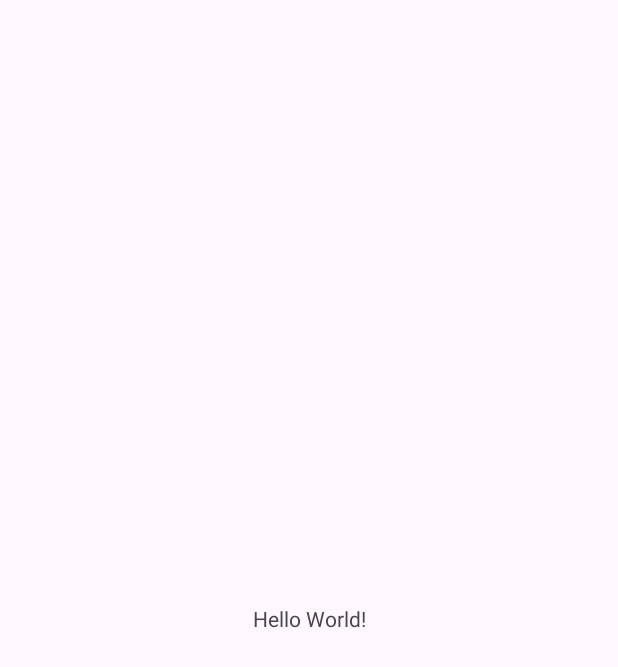
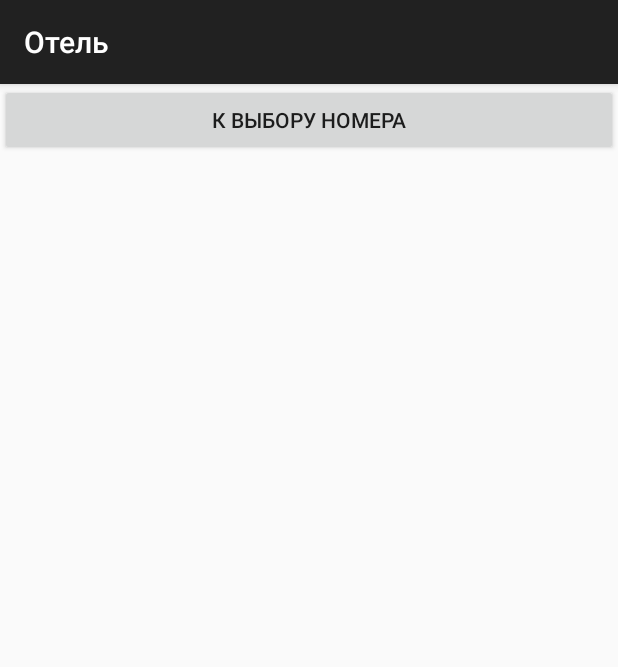
Before and after one commit to Dimapoit/android_hotel, an Android app: the screen it shows after launch (MainActivity), on a phone screen of 412 x 824 dp. Before the commit the part shown is almost empty. Shown: the top 667 px of the screen. Run offline under Robolectric (Android 15) with nearby library versions, the phone set to English and light mode, and no system bars; our stand-ins replace navigation-ui.

Commit message:
add navigation

```diff
--- a/app/build.gradle.kts
+++ b/app/build.gradle.kts
@@ -5,7 +5,7 @@ plugins {
 
 android {
     namespace = "com.home.android_hotel"
-    compileSdk = 33
+    compileSdk = 34
 
     defaultConfig {
         applicationId = "com.home.android_hotel"
@@ -33,6 +33,9 @@ android {
     kotlinOptions {
         jvmTarget = "1.8"
     }
+    buildFeatures {
+        viewBinding = true
+    }
 }
 
 dependencies {
--- a/app/src/main/java/com/home/android_hotel/MainActivity.kt
+++ b/app/src/main/java/com/home/android_hotel/MainActivity.kt
@@ -2,10 +2,25 @@ package com.home.android_hotel
 
 import androidx.appcompat.app.AppCompatActivity
 import android.os.Bundle
+import androidx.navigation.NavController
+import androidx.navigation.fragment.NavHostFragment
+import androidx.navigation.ui.NavigationUI
 
 class MainActivity : AppCompatActivity() {
+
+    private lateinit var navController: NavController
     override fun onCreate(savedInstanceState: Bundle?) {
         super.onCreate(savedInstanceState)
         setContentView(R.layout.activity_main)
+
+        val navHost =
+            supportFragmentManager.findFragmentById(R.id.fragmentContainerView) as NavHostFragment
+        navController = navHost.navController
+
+        NavigationUI.setupActionBarWithNavController(this, navController)
+    }
+
+    override fun onSupportNavigateUp(): Boolean {
+        return navController.navigateUp() || super.onSupportNavigateUp()
     }
 }
--- /dev/null
+++ b/app/src/main/java/com/home/android_hotel/ui/HotelFragment.kt
@@ -0,0 +1,67 @@
+package com.home.android_hotel.ui
+
+import android.os.Bundle
+import androidx.fragment.app.Fragment
+import android.view.LayoutInflater
+import android.view.View
+import android.view.ViewGroup
+import androidx.navigation.fragment.NavHostFragment
+import androidx.navigation.fragment.findNavController
+import com.home.android_hotel.R
+import com.home.android_hotel.databinding.FragmentHotelBinding
+
+
+class HotelFragment : Fragment() {
+
+    private var _binding: FragmentHotelBinding? = null
+    private val binding
+        get() = _binding ?: throw java.lang.RuntimeException("FragmentHotelBinding == null")
+
+    override fun onCreate(savedInstanceState: Bundle?) {
+        super.onCreate(savedInstanceState)
+
+    }
+
+    override fun onCreateView(
+        inflater: LayoutInflater, container: ViewGroup?,
+        savedInstanceState: Bundle?
+    ): View? {
+
+        _binding = FragmentHotelBinding.inflate(inflater, container, false)
+
+        return binding.root
+    }
+
+    override fun onViewCreated(view: View, savedInstanceState: Bundle?) {
+        super.onViewCreated(view, savedInstanceState)
+
+        binding.toChooseRoom.setOnClickListener {
+            findNavController().navigate(R.id.roomFragment)
+        }
+    }
+
+    override fun onDestroyView() {
+        super.onDestroyView()
+        _binding = null
+    }
+
+    companion object {
+        /**
+         * Use this factory method to create a new instance of
+         * this fragment using the provided parameters.
+         *
+         * @param param1 Parameter 1.
+         * @param param2 Parameter 2.
+         * @return A new instance of fragment HotelFragment.
+         */
+        // TODO: Rename and change types and number of parameters
+//        @JvmStatic
+//        fun newInstance(param1: String, param2: String) =
+//            HotelFragment().apply {
+//                arguments = Bundle().apply {
+//                    putString(ARG_PARAM1, param1)
+//                    putString(ARG_PARAM2, param2)
+//                }
+//            }
+    }
+}
--- a/app/src/main/res/layout/activity_main.xml
+++ b/app/src/main/res/layout/activity_main.xml
@@ -6,13 +6,16 @@
     android:layout_height="match_parent"
     tools:context=".MainActivity">
 
-    <TextView
-        android:layout_width="wrap_content"
-        android:layout_height="wrap_content"
-        android:text="Hello World!"
-        app:layout_constraintBottom_toBottomOf="parent"
-        app:layout_constraintEnd_toEndOf="parent"
-        app:layout_constraintStart_toStartOf="parent"
-        app:layout_constraintTop_toTopOf="parent" />
 
+    <androidx.fragment.app.FragmentContainerView
+        android:id="@+id/fragmentContainerView"
+        android:layout_width="match_parent"
+        android:layout_height="match_parent"
+        android:name="androidx.navigation.fragment.NavHostFragment"
+        app:defaultNavHost="true"
+        app:navGraph="@navigation/navigation_routes"
+        app:layout_constraintTop_toTopOf="parent"
+        app:layout_constraintLeft_toLeftOf="parent"
+        app:layout_constraintRight_toRightOf="parent"
+        app:layout_constraintBottom_toBottomOf="parent" />
 </androidx.constraintlayout.widget.ConstraintLayout>
--- /dev/null
+++ b/app/src/main/res/layout/fragment_hotel.xml
@@ -0,0 +1,24 @@
+<?xml version="1.0" encoding="utf-8"?>
+<ScrollView xmlns:android="http://schemas.android.com/apk/res/android"
+    xmlns:tools="http://schemas.android.com/tools"
+    android:layout_width="match_parent"
+    android:layout_height="match_parent"
+    xmlns:app="http://schemas.android.com/apk/res-auto"
+    tools:context=".ui.HotelFragment">
+
+    <!-- TODO: Update blank fragment layout -->
+
+    <androidx.constraintlayout.widget.ConstraintLayout
+        android:layout_width="match_parent"
+        android:layout_height="wrap_content">
+        <Button
+            android:id="@+id/to_choose_room"
+            android:layout_width="match_parent"
+            android:layout_height="wrap_content"
+            app:layout_constraintBottom_toBottomOf="parent"
+            android:text="К выбору номера"/>
+
+    </androidx.constraintlayout.widget.ConstraintLayout>
+
+
+</ScrollView>
--- /dev/null
+++ b/app/src/main/res/navigation/navigation_routes.xml
@@ -0,0 +1,40 @@
+<?xml version="1.0" encoding="utf-8"?>
+<navigation xmlns:android="http://schemas.android.com/apk/res/android"
+    xmlns:app="http://schemas.android.com/apk/res-auto"
+    xmlns:tools="http://schemas.android.com/tools"
+    android:id="@+id/navigation_routes"
+    app:startDestination="@id/hotelFragment">
+
+    <fragment
+        android:id="@+id/hotelFragment"
+        android:name="com.home.android_hotel.ui.HotelFragment"
+        android:label="Отель"
+        tools:layout="@layout/fragment_hotel" >
+        <action
+            android:id="@+id/action_hotelFragment_to_roomFragment"
+            app:destination="@id/roomFragment" />
+    </fragment>
+    <fragment
+        android:id="@+id/roomFragment"
+        android:name="com.home.android_hotel.ui.RoomFragment"
+        android:label="Steigenberger Makadi"
+        tools:layout="@layout/fragment_room" >
+        <action
+            android:id="@+id/action_roomFragment_to_reservationFragment"
+            app:destination="@id/reservationFragment" />
+    </fragment>
+    <fragment
+        android:id="@+id/reservationFragment"
+        android:name="com.home.android_hotel.ui.ReservationFragment"
+        android:label="Бронирование"
+        tools:layout="@layout/fragment_reservation" >
+        <action
+            android:id="@+id/action_reservationFragment_to_orderFragment"
+            app:destination="@id/orderFragment" />
+    </fragment>
+    <fragment
+        android:id="@+id/orderFragment"
+        android:name="com.home.android_hotel.ui.OrderFragment"
+        android:label="Заказ оплачен"
+        tools:layout="@layout/fragment_order" />
+</navigation>
--- a/app/src/main/res/values-night/themes.xml
+++ b/app/src/main/res/values-night/themes.xml
@@ -1,6 +1,6 @@
 <resources xmlns:tools="http://schemas.android.com/tools">
     <!-- Base application theme. -->
-    <style name="Base.Theme.Android_hotel" parent="Theme.Material3.DayNight.NoActionBar">
+    <style name="Base.Theme.Android_hotel" parent="Theme.AppCompat.DayNight.Dialog">
         <!-- Customize your dark theme here. -->
         <!-- <item name="colorPrimary">@color/my_dark_primary</item> -->
     </style>
--- a/app/src/main/res/values/strings.xml
+++ b/app/src/main/res/values/strings.xml
@@ -1,3 +1,5 @@
 <resources>
     <string name="app_name">android_hotel</string>
+    <!-- TODO: Remove or change this placeholder text -->
+    <string name="hello_blank_fragment">Hello blank fragment</string>
 </resources>
--- a/app/src/main/res/values/themes.xml
+++ b/app/src/main/res/values/themes.xml
@@ -1,6 +1,6 @@
 <resources xmlns:tools="http://schemas.android.com/tools">
     <!-- Base application theme. -->
-    <style name="Base.Theme.Android_hotel" parent="Theme.Material3.DayNight.NoActionBar">
+    <style name="Base.Theme.Android_hotel" parent="Theme.AppCompat.DayNight.DarkActionBar">
         <!-- Customize your light theme here. -->
         <!-- <item name="colorPrimary">@color/my_light_primary</item> -->
     </style>
```
Also changed, not shown: app/src/main/java/com/home/android_hotel/ui/OrderFragment.kt (added, +82 -0 lines), app/src/main/java/com/home/android_hotel/ui/ReservationFragment.kt (added, +83 -0 lines), app/src/main/java/com/home/android_hotel/ui/RoomFragment.kt (added, +83 -0 lines), app/src/main/res/layout/fragment_order.xml (added, +20 -0 lines), app/src/main/res/layout/fragment_reservation.xml (added, +21 -0 lines), app/src/main/res/layout/fragment_room.xml (added, +20 -0 lines).
